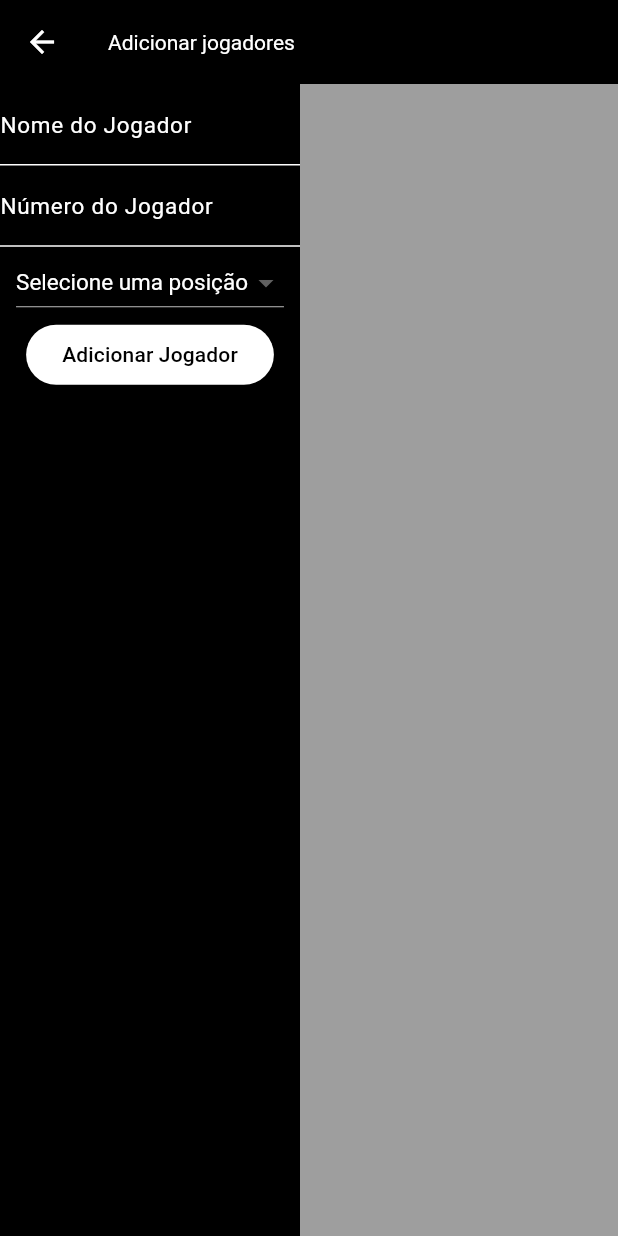
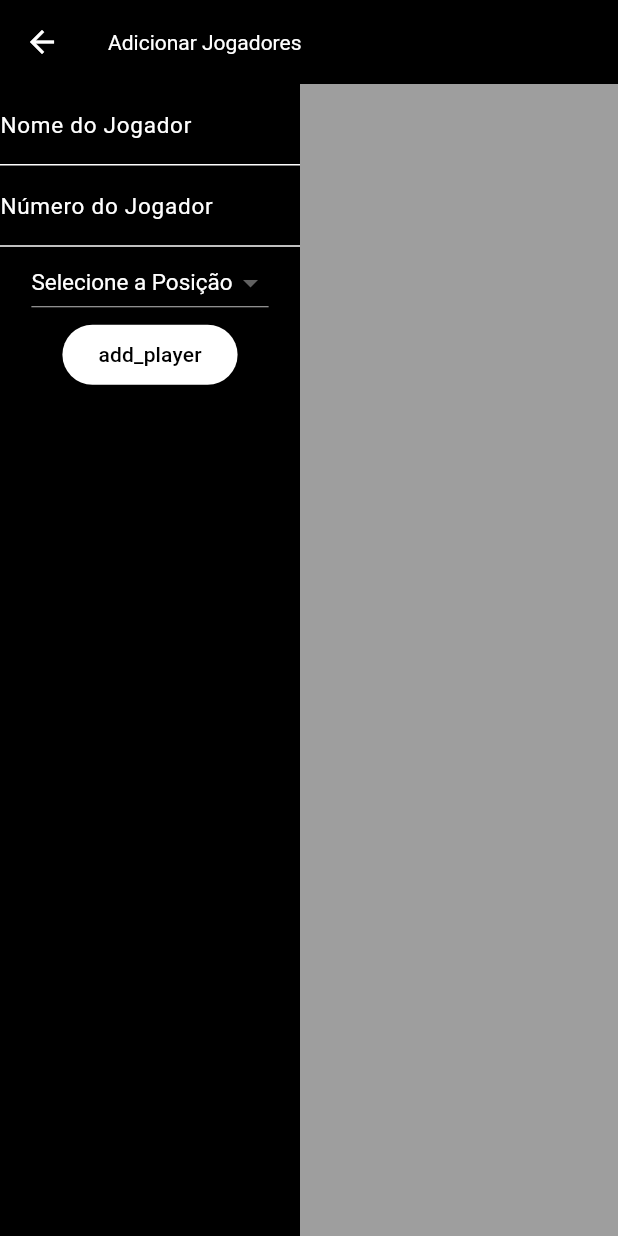
Before and after one commit to Mrprey/manage_volleyball_team, a Flutter app: the CreateTeamScreen screen opened by its route, on a phone screen of 412 x 824 dp. Run offline on Flutter 3.47's test engine with Material 3 defaults, Android fonts, the phone set to English and light mode, and no system bars; our stand-ins replace flutter_bloc, flutter_i18n.

Commit message:
apply i18n

```diff
--- /dev/null
+++ b/assets/flutter_i18n/pt.yaml
@@ -0,0 +1,10 @@
+title: "Gerenciador de Voleibol"
+edit_team: "Editar time"
+player:
+  add_player: "Adicionar Jogador"
+  add_players: "Adicionar Jogadores"
+  player_name: "Nome do Jogador"
+  player_number: "Número do Jogador"
+  select_position: "Selecione a Posição"
+team:
+  team: "Time"
--- a/lib/screens/create_team_screen.dart
+++ b/lib/screens/create_team_screen.dart
@@ -2,6 +2,7 @@ import 'package:flutter/material.dart';
 import 'package:manage_volleyball_team/models/player.dart';
 import 'package:manage_volleyball_team/models/positions/position.dart';
 import 'package:manage_volleyball_team/utils/app_colors.dart';
+import 'package:manage_volleyball_team/utils/app_localizations.dart';
 import 'package:manage_volleyball_team/utils/text_style.dart';
 import 'package:manage_volleyball_team/widgets/player_card.dart';
 import 'package:manage_volleyball_team/widgets/selector_position.dart';
@@ -30,8 +31,7 @@ class _CreateTeamScreenState extends State<CreateTeamScreen> {
       });
       _nameController.clear();
       _numberController.clear();
-      _positionSelected = null; // Reseta a posição após adicionar o jogador
-      // Atualiza o seletor de posição
+      _positionSelected = null;
       _setPosition(null);
     }
   }
@@ -45,7 +45,7 @@ class _CreateTeamScreenState extends State<CreateTeamScreen> {
   @override
   Widget build(BuildContext context) {
     return Scaffold(
-      appBar: AppBar(title: Text('Adicionar jogadores')),
+      appBar: AppBar(title: Text(I18n.t(context, 'player.add_players'))),
       body: Row(
         children: [
           editPlayer(),
@@ -72,7 +72,7 @@ class _CreateTeamScreenState extends State<CreateTeamScreen> {
   ElevatedButton addPlayerButton() {
     return ElevatedButton(
       onPressed: _addPlayer,
-      child: Text('Adicionar Jogador'),
+      child: Text(I18n.t(context, 'add_player')),
     );
   }
 
@@ -98,7 +98,7 @@ class _CreateTeamScreenState extends State<CreateTeamScreen> {
       controller: _numberController,
       style: AppTextStyle.titlePlayerCard,
       decoration: InputDecoration(
-        labelText: 'Número do Jogador',
+        labelText: I18n.t(context, 'player.player_number'),
         labelStyle: AppTextStyle.titlePlayerCard,
       ),
       keyboardType: TextInputType.number,
@@ -110,7 +110,7 @@ class _CreateTeamScreenState extends State<CreateTeamScreen> {
       controller: _nameController,
       style: AppTextStyle.titlePlayerCard,
       decoration: InputDecoration(
-        labelText: 'Nome do Jogador',
+        labelText: I18n.t(context, 'player.player_name'),
         labelStyle: AppTextStyle.titlePlayerCard,
       ),
     );
--- a/lib/screens/home_screen.dart
+++ b/lib/screens/home_screen.dart
@@ -1,4 +1,5 @@
 import 'package:flutter/material.dart';
+import 'package:manage_volleyball_team/utils/app_localizations.dart';
 
 class HomeScreen extends StatelessWidget {
   const HomeScreen({super.key});
@@ -6,13 +7,13 @@ class HomeScreen extends StatelessWidget {
   @override
   Widget build(BuildContext context) {
     return Scaffold(
-      appBar: AppBar(title: Text('Manage Volleyball Team')),
+      appBar: AppBar(title: Text(I18n.t(context, 'title'))),
       body: Center(
         child: ElevatedButton(
           onPressed: () {
             Navigator.pushNamed(context, '/teamScreen');
           },
-          child: Text('Criar Novo Time'),
+          child: Text(I18n.t(context, 'edit_team')),
         ),
       ),
     );
--- a/lib/screens/team_screen.dart
+++ b/lib/screens/team_screen.dart
@@ -1,5 +1,6 @@
 import 'package:flutter/material.dart';
 import 'package:manage_volleyball_team/screens/create_team_screen.dart';
+import 'package:manage_volleyball_team/utils/app_localizations.dart';
 
 class TeamScreen extends StatelessWidget {
   const TeamScreen({super.key});
@@ -8,7 +9,7 @@ class TeamScreen extends StatelessWidget {
   Widget build(BuildContext context) {
     return Scaffold(
       appBar: AppBar(
-        title: Text('Equipe'),
+        title: Text(I18n.t(context, 'team.team')),
       ),
       body: Center(
         child: ElevatedButton(
@@ -18,7 +19,7 @@ class TeamScreen extends StatelessWidget {
               MaterialPageRoute(builder: (context) => CreateTeamScreen()),
             );
           },
-          child: Text('Criar Novo Time'),
+          child: Text(I18n.t(context, 'edit_team')),
         ),
       ),
     );
--- /dev/null
+++ b/lib/utils/app_localizations.dart
@@ -0,0 +1,7 @@
+import 'package:flutter/material.dart';
+import 'package:flutter_i18n/flutter_i18n.dart';
+
+class I18n {
+  static String t(BuildContext ctx, String key) =>
+      FlutterI18n.translate(ctx, key);
+}
--- a/lib/utils/constants.dart
+++ /dev/null
@@ -1 +0,0 @@
-const String appTitle = 'Manage Volleyball Team';
--- a/lib/widgets/selector_position.dart
+++ b/lib/widgets/selector_position.dart
@@ -5,6 +5,7 @@ import 'package:manage_volleyball_team/models/positions/opposite.dart';
 import 'package:manage_volleyball_team/models/positions/outside_hitter.dart';
 import 'package:manage_volleyball_team/models/positions/position.dart';
 import 'package:manage_volleyball_team/models/positions/setter.dart';
+import 'package:manage_volleyball_team/utils/app_localizations.dart';
 import 'package:manage_volleyball_team/utils/text_style.dart';
 
 class PositionSelector extends StatefulWidget {
@@ -32,7 +33,8 @@ class _PositionSelectorState extends State<PositionSelector> {
   @override
   Widget build(BuildContext context) {
     return DropdownButton<Position>(
-      hint: Text('Selecione uma posição', style: AppTextStyle.titlePlayerCard),
+      hint: Text(I18n.t(context, 'player.select_position'),
+          style: AppTextStyle.titlePlayerCard),
       value: selectedPosition,
       onChanged: widget.callBack,
       style: AppTextStyle.titlePlayerCard,
```
Also changed, not shown: lib/main.dart (+27 -6 lines), pubspec.yaml (+7 -1 lines), pubspec.lock.
